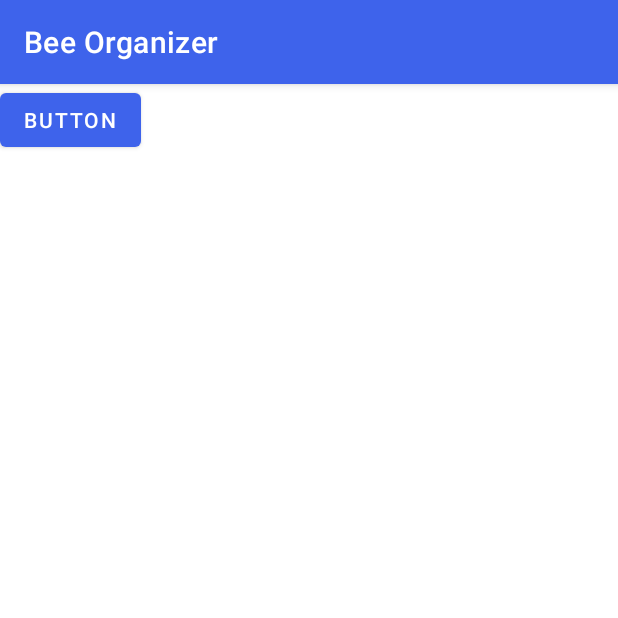
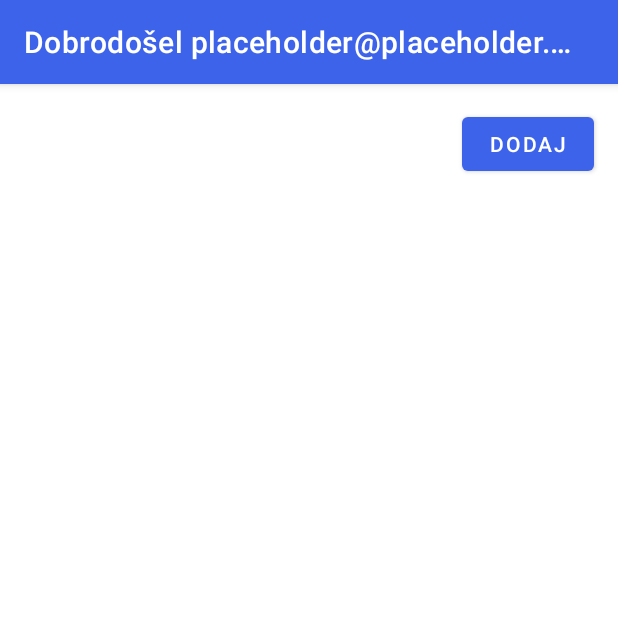
Before and after one commit to AV-G/beeorganizer, an Android app: the screen it shows after launch (HomeActivity), on a phone screen of 412 x 824 dp, the top half of it. Run offline under Robolectric (Android 15) with nearby library versions, the phone set to English and light mode, and no system bars.

Commit message:
Go to new activity on button click. Title changed on activity. Created constraints on home activity.

```diff
--- a/app/src/main/java/com/juvanvidmar/beeorganizer/BeeHouseActivity.java
+++ b/app/src/main/java/com/juvanvidmar/beeorganizer/BeeHouseActivity.java
@@ -10,5 +10,6 @@ public class BeeHouseActivity extends AppCompatActivity {
     protected void onCreate(Bundle savedInstanceState) {
         super.onCreate(savedInstanceState);
         setContentView(R.layout.activity_bee_house);
+        this.setTitle("Čebeljnjak Placeholder");
     }
 }
--- a/app/src/main/res/layout/activity_main.xml
+++ b/app/src/main/res/layout/activity_main.xml
@@ -59,24 +59,31 @@
 
     <ScrollView
         android:id="@+id/scroll"
-        android:layout_width="match_parent"
+        android:layout_width="0dp"
         android:layout_height="wrap_content"
-        app:layout_constraintTop_toTopOf="parent"
-        tools:layout_editor_absoluteX="0dp">
+        android:layout_marginStart="16dp"
+        android:layout_marginTop="16dp"
+        android:layout_marginEnd="32dp"
+        app:layout_constraintEnd_toStartOf="@+id/btn1"
+        app:layout_constraintStart_toStartOf="parent"
+        app:layout_constraintTop_toTopOf="parent">
 
         <LinearLayout
             android:id="@+id/rootlayout"
             android:layout_width="match_parent"
             android:layout_height="wrap_content"
-            android:orientation="vertical"
-            xmlns:app="http://schemas.android.com/apk/res-auto"
-            xmlns:tools="http://schemas.android.com/tools">
+            android:orientation="vertical">
 
-            <Button
-                android:id="@+id/btn1"
-                android:layout_width="wrap_content"
-                android:layout_height="wrap_content"
-                android:text="Button"></Button>
         </LinearLayout>
     </ScrollView>
+
+    <Button
+        android:id="@+id/btn1"
+        android:layout_width="wrap_content"
+        android:layout_height="wrap_content"
+        android:layout_marginTop="16dp"
+        android:layout_marginEnd="16dp"
+        android:text="Dodaj"
+        app:layout_constraintEnd_toEndOf="parent"
+        app:layout_constraintTop_toTopOf="parent"></Button>
 </androidx.constraintlayout.widget.ConstraintLayout>
```
Also changed, not shown: app/src/main/java/com/juvanvidmar/beeorganizer/HomeActivity.java (+14 -1 lines).
